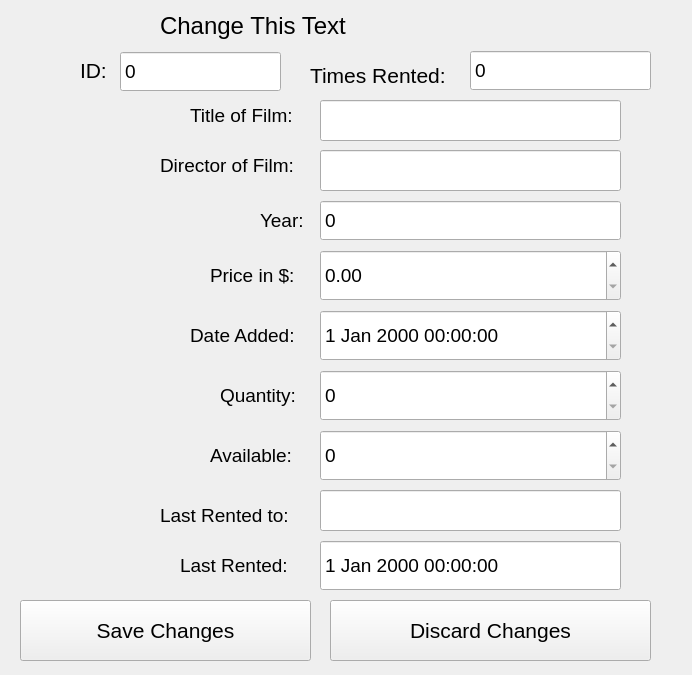
First picture: the form in rentalsform.ui, repository Babkock/VideoStore, before the edit.
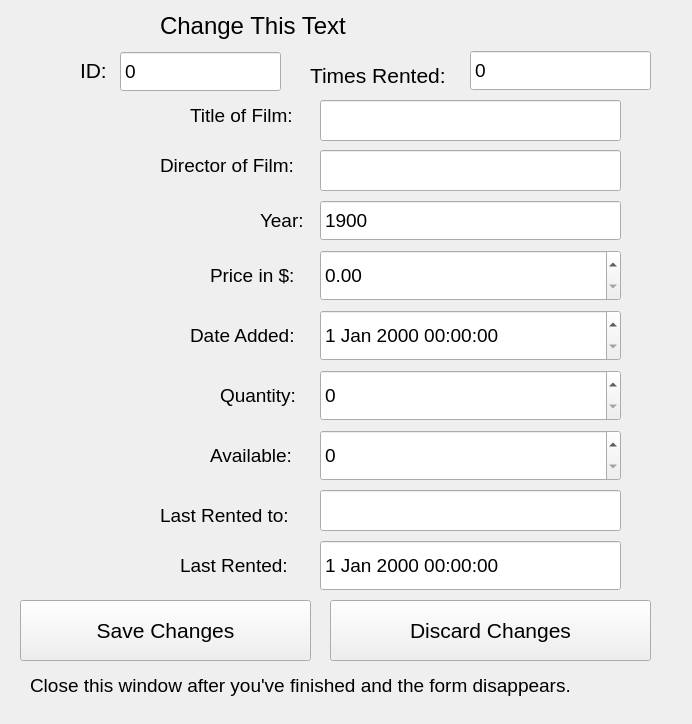
Second picture: the form after the edit.

The edit to the form file:
```diff
--- a/rentalsform.ui
+++ b/rentalsform.ui
@@ -7,7 +7,7 @@
     <x>0</x>
     <y>0</y>
     <width>692</width>
-    <height>675</height>
+    <height>724</height>
    </rect>
   </property>
   <property name="windowTitle">
@@ -117,6 +117,12 @@
    <property name="buttonSymbols">
     <enum>QAbstractSpinBox::NoButtons</enum>
    </property>
+   <property name="minimum">
+    <number>1900</number>
+   </property>
+   <property name="maximum">
+    <number>2080</number>
+   </property>
   </widget>
   <widget class="QDoubleSpinBox" name="rentFormPriceField">
    <property name="geometry">
@@ -452,6 +458,24 @@
     <number>299</number>
    </property>
   </widget>
+  <widget class="QLabel" name="label_11">
+   <property name="geometry">
+    <rect>
+     <x>30</x>
+     <y>670</y>
+     <width>621</width>
+     <height>31</height>
+    </rect>
+   </property>
+   <property name="font">
+    <font>
+     <pointsize>14</pointsize>
+    </font>
+   </property>
+   <property name="text">
+    <string>Close this window after you've finished and the form disappears.</string>
+   </property>
+  </widget>
  </widget>
  <resources/>
  <connections/>
```
